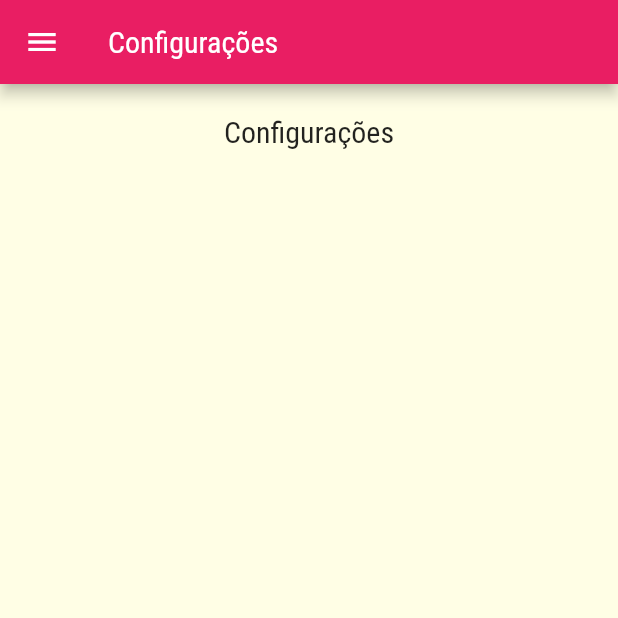
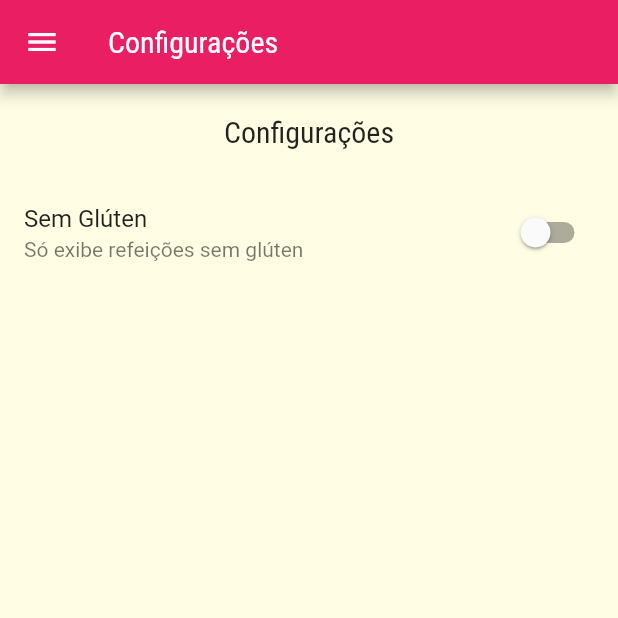
Before and after one commit to KaiqueMunhoz/ryc_meals, a Flutter app: the SettingsScreen screen opened by its route, on a phone screen of 412 x 824 dp, the top half of it. Run offline on Flutter 3.47's test engine with Material 2 defaults, Android fonts, the phone set to English and light mode, and no system bars.

```diff
--- a/lib/screens/settings_screen.dart
+++ b/lib/screens/settings_screen.dart
@@ -44,7 +44,20 @@ class _SettingsScreenState extends State<SettingsScreen> {
           ),
           Expanded(
             child: ListView(
-              children: [],
+              children: [
+                _createSwitch(
+                  title: 'Sem Glúten',
+                  subtitle: 'Só exibe refeições sem glúten',
+                  value: settings.isGlutenFree,
+                  onChanged: (bool _isGlutenFree) {
+                    setState(
+                      () {
+                        settings.isGlutenFree = _isGlutenFree;
+                      },
+                    );
+                  },
+                )
+              ],
             ),
           )
         ],
```
